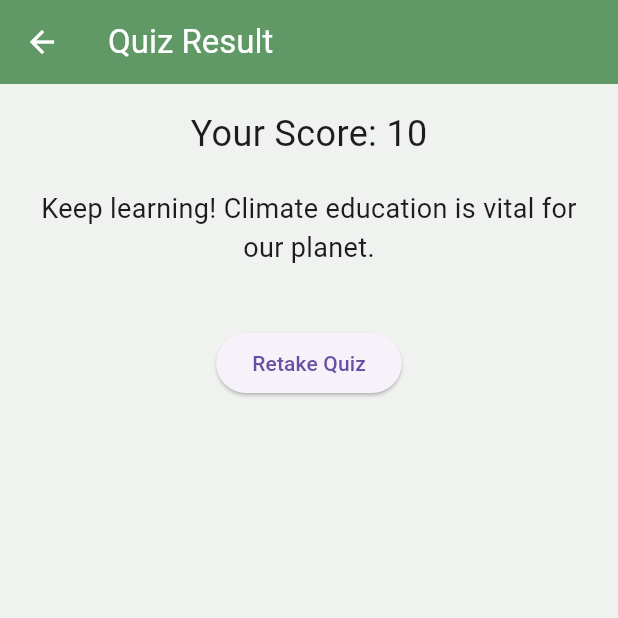
After one commit to yosuahres/flutter_imk, a Flutter app: the QuizScreen screen opened by its route, after a tap on "Deforestation", after a tap on "Ocean Acidification", on a phone screen of 412 x 824 dp, the top half of it. The commit adds this screen. Run offline on Flutter 3.47's test engine with Material 3 defaults, Android fonts, the light colour scheme and no system bars; our stand-ins replace awesome_notifications, cloud_firestore, firebase_auth, firebase_core, firebase_storage, fl_chart and 5 more; accounts and stored records are empty; network calls fail.

Commit message:
education page

```diff
--- a/lib/main.dart
+++ b/lib/main.dart
@@ -14,6 +14,8 @@ import 'package:fp_imk/screens/weather_page.dart';
 import 'package:fp_imk/screens/carbonpage/carbon_tracking_page.dart';
 import 'package:fp_imk/screens/recyclepage/recycle.dart';
 import 'package:fp_imk/screens/profile.dart';
+import 'package:fp_imk/screens/edupage/quiz_screen.dart';
+
 
 void main() async {
   WidgetsFlutterBinding.ensureInitialized();
@@ -69,6 +71,7 @@ class MyApp extends StatelessWidget {
             'carbon': (context) => const CarbonTrackingScreen(),
             'recycle': (context) => const RecycleScreen(),
             'profile': (context) => const ProfileScreen(),
+            'education': (context) => const QuizScreen(),
           },
         );
       },
--- /dev/null
+++ b/lib/screens/edupage/quiz_screen.dart
@@ -0,0 +1,81 @@
+import 'package:flutter/material.dart';
+import '../../models/question_model.dart';
+import '../../widgets/question_widget.dart';
+import '../../widgets/answer_option.dart';
+import 'result_screen.dart';
+
+class QuizScreen extends StatefulWidget {
+  const QuizScreen({Key? key}) : super(key: key);
+
+  @override
+  State<QuizScreen> createState() => _QuizScreenState();
+}
+
+class _QuizScreenState extends State<QuizScreen> {
+  final List<Question> _questions = [
+    Question(
+      imagePath: 'assets/deforestation.jpg',
+      questionText: 'What environmental issue is depicted in this image?',
+      options: ['Deforestation', 'Urbanization', 'Desertification', 'Flooding'],
+      correctOptionIndex: 0,
+    ),
+    Question(
+      imagePath: 'assets/coral_bleaching.jpg',
+      questionText: 'What environmental issue is depicted in this image?',
+      options: ['Overfishing', 'Ocean Acidification', 'Flooding', 'Coral Bleaching'],
+      correctOptionIndex: 3,
+    ),
+    // Add more questions here
+  ];
+
+  int _currentQuestionIndex = 0;
+  int _score = 0;
+
+  void _answerQuestion(int selectedIndex) {
+    if (selectedIndex == _questions[_currentQuestionIndex].correctOptionIndex) {
+      _score += 10;
+    }
+
+    setState(() {
+      _currentQuestionIndex++;
+    });
+
+    if (_currentQuestionIndex >= _questions.length) {
+      Navigator.pushReplacement(
+        context,
+        MaterialPageRoute(
+          builder: (context) => ResultScreen(score: _score),
+        ),
+      );
+    }
+  }
+
+  @override
+  Widget build(BuildContext context) {
+    final currentQuestion = _questions[_currentQuestionIndex];
+
+    return Scaffold(
+      appBar: AppBar(title: Text('Climate Education Quiz')),
+      body: Padding(
+        padding: const EdgeInsets.all(16.0),
+        child: Column(
+          children: [
+            QuestionWidget(
+              imagePath: currentQuestion.imagePath,
+              questionText: currentQuestion.questionText,
+            ),
+            SizedBox(height: 20),
+            ...currentQuestion.options.asMap().entries.map((entry) {
+              int idx = entry.key;
+              String text = entry.value;
+              return AnswerOption(
+                optionText: text,
+                onTap: () => _answerQuestion(idx),
+              );
+            }),
+          ],
+        ),
+      ),
+    );
+  }
+}
--- /dev/null
+++ b/lib/screens/edupage/result_screen.dart
@@ -0,0 +1,54 @@
+import 'package:flutter/material.dart';
+import 'package:fp_imk/screens/edupage/quiz_screen.dart';
+
+
+class ResultScreen extends StatelessWidget {
+  final int score;
+
+  const ResultScreen({Key? key, required this.score}) : super(key: key);
+
+  @override
+  Widget build(BuildContext context) {
+    String feedback;
+    if (score == 100) {
+      feedback = 'Excellent! You have a great understanding of climate issues.';
+    } else if (score >= 70) {
+      feedback = 'Good job! You have a solid grasp of climate topics.';
+    } else {
+      feedback = 'Keep learning! Climate education is vital for our planet.';
+    }
+
+    return Scaffold(
+      appBar: AppBar(title: Text('Quiz Result')),
+      body: Center(
+        child: Padding(
+          padding: const EdgeInsets.all(16.0),
+          child: Column(
+            children: [
+              Text(
+                'Your Score: $score',
+                style: TextStyle(fontSize: 24),
+              ),
+              SizedBox(height: 20),
+              Text(
+                feedback,
+                style: TextStyle(fontSize: 18),
+                textAlign: TextAlign.center,
+              ),
+              SizedBox(height: 40),
+              ElevatedButton(
+                onPressed: () {
+                  Navigator.pushReplacement(
+                    context,
+                    MaterialPageRoute(builder: (context) => QuizScreen()),
+                  );
+                },
+                child: Text('Retake Quiz'),
+              ),
+            ],
+          ),
+        ),
+      ),
+    );
+  }
+}
--- a/lib/screens/home.dart
+++ b/lib/screens/home.dart
@@ -18,6 +18,7 @@ import 'package:flutter/services.dart';
 import 'package:cloud_firestore/cloud_firestore.dart'; // For DocumentSnapshot
 import 'package:fp_imk/db/firestore.dart'; // Import FirestoreService
 import 'package:fp_imk/widgets/custom_bottom_nav_bar.dart'; // Import the new custom nav bar
+import 'package:fp_imk/screens/edupage/quiz_screen.dart';
 
 class HomeScreen extends StatefulWidget {
   const HomeScreen({super.key});
@@ -243,8 +244,8 @@ class _HomeScreenState extends State<HomeScreen> {
           _buildGridItem(context, recycleIcon, 'Recycle', () {
             Navigator.push(context, MaterialPageRoute(builder: (context) => const RecycleScreen()));
           }),
-          _buildGridItem(context, educationIcon, 'Climate Education', () {
-            Navigator.push(context, MaterialPageRoute(builder: (context) => const WeatherPage()));
+          _buildGridItem(context, educationIcon, 'Climate\nEducation', () {
+            Navigator.push(context, MaterialPageRoute(builder: (context) => const QuizScreen()));
           }),
           _buildGridItem(context, footprintIcon, 'Carbon Footprint\nTracking', () {
             Navigator.push(context, MaterialPageRoute(builder: (context) => const CarbonTrackingScreen()));
--- a/lib/screens/weather_page.dart
+++ b/lib/screens/weather_page.dart
@@ -72,7 +72,7 @@ class _WeatherPageState extends State<WeatherPage> {
   @override
   Widget build(BuildContext context) {
     return Scaffold(
-      backgroundColor: Colors.blueGrey[700],
+      backgroundColor: Colors.lightGreen[900],
       body: Center(
         child: Column(
           mainAxisAlignment: MainAxisAlignment.center,
--- /dev/null
+++ b/lib/widgets/question_widget.dart
@@ -0,0 +1,27 @@
+import 'package:flutter/material.dart';
+
+class QuestionWidget extends StatelessWidget {
+  final String imagePath;
+  final String questionText;
+
+  const QuestionWidget({
+    Key? key,
+    required this.imagePath,
+    required this.questionText,
+  }) : super(key: key);
+
+  @override
+  Widget build(BuildContext context) {
+    return Column(
+      children: [
+        Image.asset(imagePath, height: 200),
+        SizedBox(height: 20),
+        Text(
+          questionText,
+          style: TextStyle(fontSize: 18),
+          textAlign: TextAlign.center,
+        ),
+      ],
+    );
+  }
+}
--- a/pubspec.yaml
+++ b/pubspec.yaml
@@ -39,3 +39,5 @@ flutter:
     - assets/rain.json
     - assets/sunny.json
     - assets/storm.json
+    - assets/coral_bleaching.jpg
+    - assets/deforestation.jpg
```
Also changed, not shown: lib/models/question_model.dart (added, +13 -0 lines), lib/widgets/answer_option.dart (added, +20 -0 lines).
